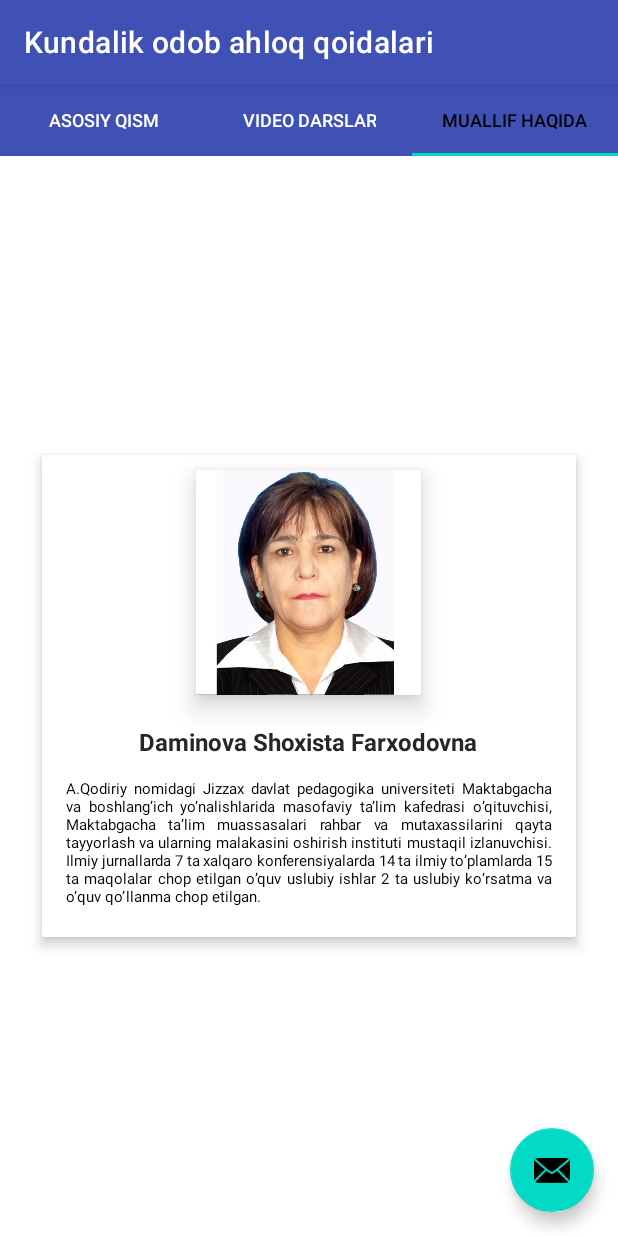
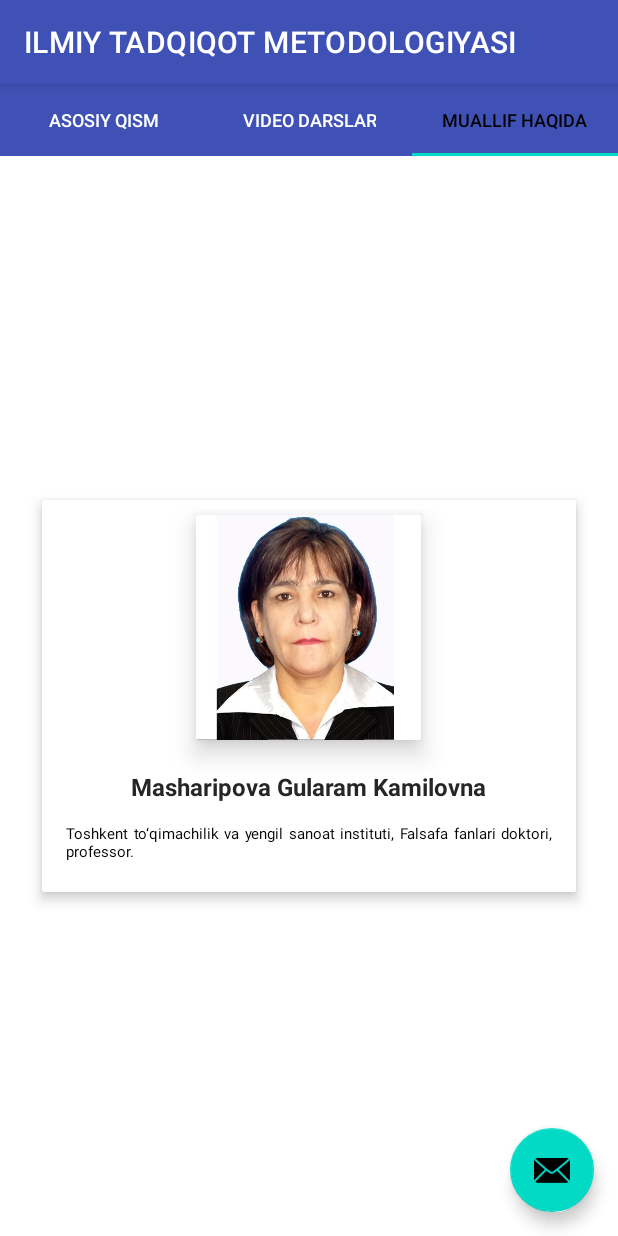
Before and after one commit to asadbekakmedov2001/metodologiya, an Android app: the screen it shows after launch (MainActivity), tab 3 chosen, on a phone screen of 412 x 824 dp. Run offline under Robolectric (Android 15) with nearby library versions, the phone set to English and light mode, and no system bars.

Commit message:
Update strings.xml

```diff
--- a/app/src/main/res/values/strings.xml
+++ b/app/src/main/res/values/strings.xml
@@ -1,5 +1,5 @@
 <resources>
-    <string name="app_name">Kundalik odob ahloq qoidalari</string>
+    <string name="app_name">ILMIY TADQIQOT METODOLOGIYASI </string>
     <string name="navigation_drawer_open">Open navigation drawer</string>
     <string name="navigation_drawer_close">Close navigation drawer</string>
     <string name="nav_header_title">Ismoil Allakov</string>
@@ -14,6 +14,6 @@
     <string name="xumoyiddin_turayev">Asadbek Axmedov</string>
     <string name="xumoyiddinturayev">\@Ismail_Allakov</string>
     <string name="termiz_davlat_universiteti">Termiz Davlat Universiteti</string>
-    <string name="muallif_fish">Daminova Shoxista Farxodovna </string>
-    <string name="muallif_haqida">A.Qodiriy nomidagi Jizzax davlat pedagogika universiteti Maktabgacha va boshlang’ich yo’nalishlarida masofaviy ta’lim kafedrasi o’qituvchisi, Maktabgacha taʼlim muassasalari rahbar va mutaxassilarini qayta tayyorlash va ularning malakasini oshirish instituti mustaqil izlanuvchisi. Ilmiy jurnallarda 7 ta xalqaro konferensiyalarda 14 ta ilmiy to’plamlarda 15 ta maqolalar chop etilgan o’quv uslubiy ishlar 2 ta uslubiy ko’rsatma va o’quv qo’llanma chop etilgan. </string>
+    <string name="muallif_fish">Masharipova Gularam Kamilovna </string>
+    <string name="muallif_haqida"> Toshkent to‘qimachilik va yengil sanoat instituti, Falsafa fanlari doktori, professor. </string>
 </resources>
```
